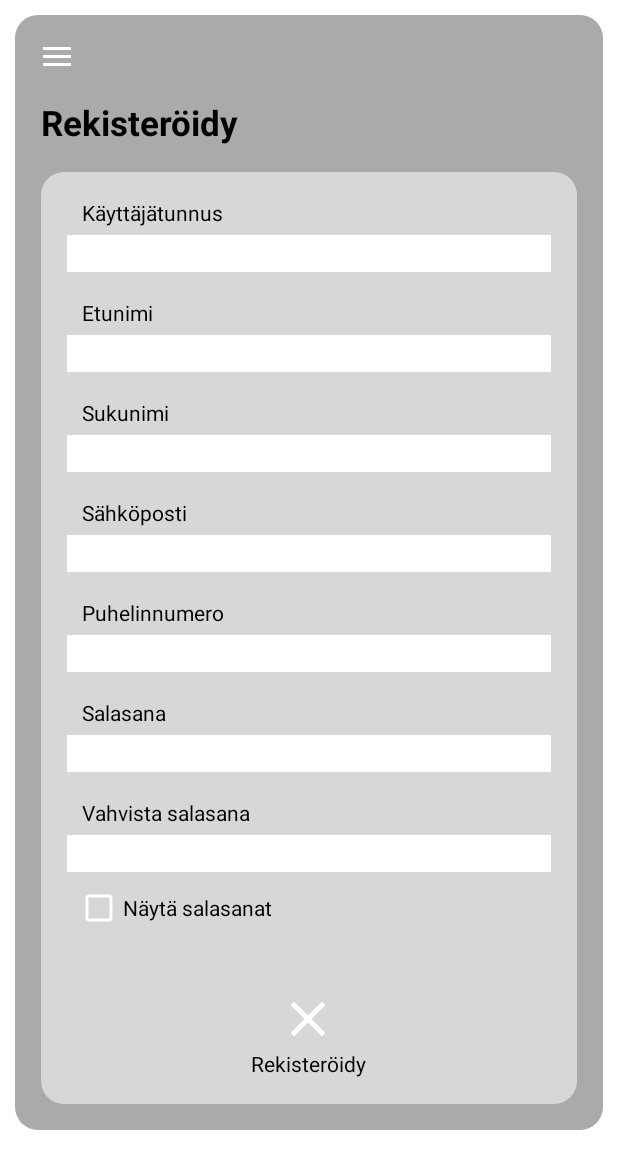
After one commit to roopeh/hamburger-app, an Android app: the fragment RegisterFragment placed in its activity, on a phone screen of 412 x 824 dp. The commit adds this screen. Shown: the top 1169 px of the screen. Run offline under Robolectric (Android 15) with nearby library versions, the phone set to English and light mode, and no system bars.

Commit message:
Implement register and login pages

```diff
--- /dev/null
+++ b/client/app/src/main/java/com/roopeh/app/hamburger/RegisterFragment.java
@@ -0,0 +1,84 @@
+package com.roopeh.app.hamburger;
+
+import android.os.Bundle;
+import android.text.TextUtils;
+import android.text.method.HideReturnsTransformationMethod;
+import android.text.method.PasswordTransformationMethod;
+import android.util.Patterns;
+import android.view.LayoutInflater;
+import android.view.View;
+import android.view.ViewGroup;
+import android.widget.CheckBox;
+import android.widget.EditText;
+import android.widget.ImageButton;
+import android.widget.TextView;
+import android.widget.Toast;
+
+import androidx.fragment.app.Fragment;
+
+public class RegisterFragment extends Fragment {
+    @Override
+    public View onCreateView(LayoutInflater inflater, ViewGroup container, Bundle savedInstanceState) {
+        View rootView = inflater.inflate(R.layout.fragment_register, container, false);
+
+        CheckBox showPassword = rootView.findViewById(R.id.registerShowPass);
+        showPassword.setOnCheckedChangeListener((buttonView, isChecked) -> {
+            EditText pass1 = rootView.findViewById(R.id.registerPass1);
+            EditText pass2 = rootView.findViewById(R.id.registerPass2);
+            if (!isChecked) {
+                pass1.setTransformationMethod(PasswordTransformationMethod.getInstance());
+                pass2.setTransformationMethod(PasswordTransformationMethod.getInstance());
+            } else {
+                pass1.setTransformationMethod(HideReturnsTransformationMethod.getInstance());
+                pass2.setTransformationMethod(HideReturnsTransformationMethod.getInstance());
+            }
+        });
+
+        ImageButton registerButton = rootView.findViewById(R.id.registerButton);
+        registerButton.setOnClickListener(v -> handleRegister(rootView));
+
+        // Make the text under register button also clickable
+        TextView registerButtonText = rootView.findViewById(R.id.registerButtonText);
+        registerButtonText.setOnClickListener(v -> handleRegister(rootView));
+
+        return rootView;
+    }
+
+    private void handleRegister(View rootView) {
+        EditText user = rootView.findViewById(R.id.registerUsername);
+        EditText firstName = rootView.findViewById(R.id.registerFirstname);
+        EditText lastName = rootView.findViewById(R.id.registerLastname);
+        EditText email = rootView.findViewById(R.id.registerEmail);
+        EditText phone = rootView.findViewById(R.id.registerNumber);
+        EditText pass1 = rootView.findViewById(R.id.registerPass1);
+        EditText pass2 = rootView.findViewById(R.id.registerPass2);
+
+        // Check that all fields are filled
+        if (TextUtils.isEmpty(user.getText()) || TextUtils.isEmpty(firstName.getText()) || TextUtils.isEmpty(lastName.getText()) || TextUtils.isEmpty(email.getText())
+                || TextUtils.isEmpty(phone.getText()) || TextUtils.isEmpty(pass1.getText()) || TextUtils.isEmpty(pass2.getText())) {
+            Toast.makeText(getContext(), "Kaikki kentät tulee täyttää", Toast.LENGTH_LONG).show();
+            return;
+        }
+
+        // Check for valid email address
+        if (!Patterns.EMAIL_ADDRESS.matcher(email.getText()).matches()) {
+            Toast.makeText(getContext(), "Sähköpostiosoite on virheellinen", Toast.LENGTH_LONG).show();
+            return;
+        }
+
+        // Check for valid phone number
+        if (!Patterns.PHONE.matcher(phone.getText()).matches()) {
+            Toast.makeText(getContext(), "Puhelinnumero on virheellinen", Toast.LENGTH_LONG).show();
+            return;
+        }
+
+        // Check that password fields match
+        if (!pass1.getText().toString().equals(pass2.getText().toString())) {
+            Toast.makeText(getContext(), "Salasanat eivät täsmää", Toast.LENGTH_LONG).show();
+            return;
+        }
+
+        // todo: api call
+        Toast.makeText(getContext(), "Success", Toast.LENGTH_SHORT).show();
+    }
+}
--- /dev/null
+++ b/client/app/src/main/res/layout/fragment_register.xml
@@ -0,0 +1,202 @@
+<?xml version="1.0" encoding="utf-8"?>
+<ScrollView xmlns:android="http://schemas.android.com/apk/res/android"
+    android:layout_width="match_parent"
+    android:layout_height="match_parent">
+
+    <RelativeLayout
+        android:layout_width="match_parent"
+        android:layout_height="wrap_content"
+        android:layout_marginStart="@dimen/background_padding_side"
+        android:layout_marginEnd="@dimen/background_padding_side"
+        android:layout_marginBottom="@dimen/background_padding_bottom"
+        android:paddingStart="@dimen/content_padding_side"
+        android:paddingEnd="@dimen/content_padding_side"
+        android:paddingBottom="@dimen/content_padding_bottom"
+        android:background="@drawable/rounded_main">
+
+        <TextView
+            android:id="@+id/registerHeader"
+            android:layout_width="wrap_content"
+            android:layout_height="wrap_content"
+            android:text="Rekisteröidy"
+            android:theme="@style/DefaultHeaderStyle" />
+
+        <RelativeLayout
+            android:layout_width="match_parent"
+            android:layout_height="match_parent"
+            android:layout_marginTop="@dimen/content_padding_side"
+            android:layout_below="@id/registerHeader"
+            android:paddingStart="@dimen/content_padding_side"
+            android:paddingEnd="@dimen/content_padding_side"
+            android:paddingTop="@dimen/content_padding_top"
+            android:paddingBottom="@dimen/content_padding_bottom"
+            android:background="@drawable/rounded_inner_main">
+
+            <TextView
+                android:id="@+id/registerUsernameText"
+                android:layout_width="wrap_content"
+                android:layout_height="wrap_content"
+                android:layout_marginStart="@dimen/background_padding_side"
+                android:textColor="@color/black"
+                android:text="Käyttäjätunnus" />
+
+            <EditText
+                android:id="@+id/registerUsername"
+                android:layout_width="match_parent"
+                android:layout_height="wrap_content"
+                android:layout_below="@id/registerUsernameText"
+                android:layout_marginTop="5dp"
+                android:background="@color/white" />
+
+            <TextView
+                android:id="@+id/registerFirstnameText"
+                android:layout_width="wrap_content"
+                android:layout_height="wrap_content"
+                android:layout_marginTop="@dimen/content_padding_side"
+                android:layout_marginStart="@dimen/background_padding_side"
+                android:layout_below="@id/registerUsername"
+                android:textColor="@color/black"
+                android:text="Etunimi" />
+
+            <EditText
+                android:id="@+id/registerFirstname"
+                android:layout_width="match_parent"
+                android:layout_height="wrap_content"
+                android:layout_below="@id/registerFirstnameText"
+                android:layout_marginTop="5dp"
+                android:background="@color/white" />
+
+            <TextView
+                android:id="@+id/registerLastnameText"
+                android:layout_width="wrap_content"
+                android:layout_height="wrap_content"
+                android:layout_marginTop="@dimen/content_padding_side"
+                android:layout_marginStart="@dimen/background_padding_side"
+                android:layout_below="@id/registerFirstname"
+                android:textColor="@color/black"
+                android:text="Sukunimi" />
+
+            <EditText
+                android:id="@+id/registerLastname"
+                android:layout_width="match_parent"
+                android:layout_height="wrap_content"
+                android:layout_below="@id/registerLastnameText"
+                android:layout_marginTop="5dp"
+                android:background="@color/white" />
+
+            <TextView
+                android:id="@+id/registerEmailText"
+                android:layout_width="wrap_content"
+                android:layout_height="wrap_content"
+                android:layout_marginTop="@dimen/content_padding_side"
+                android:layout_marginStart="@dimen/background_padding_side"
+                android:layout_below="@id/registerLastname"
+                android:textColor="@color/black"
+                android:text="Sähköposti" />
+
+            <EditText
+                android:id="@+id/registerEmail"
+                android:layout_width="match_parent"
+                android:layout_height="wrap_content"
+                android:layout_below="@id/registerEmailText"
+                android:layout_marginTop="5dp"
+                android:background="@color/white" />
+
+            <TextView
+                android:id="@+id/registerNumberText"
+                android:layout_width="wrap_content"
+                android:layout_height="wrap_content"
+                android:layout_marginTop="@dimen/content_padding_side"
+                android:layout_marginStart="@dimen/background_padding_side"
+                android:layout_below="@id/registerEmail"
+                android:textColor="@color/black"
+                android:text="Puhelinnumero" />
+
+            <EditText
+                android:id="@+id/registerNumber"
+                android:layout_width="match_parent"
+                android:layout_height="wrap_content"
+                android:layout_below="@id/registerNumberText"
+                android:layout_marginTop="5dp"
+                android:background="@color/white" />
+
+            <TextView
+                android:id="@+id/registerPass1Text"
+                android:layout_width="wrap_content"
+                android:layout_height="wrap_content"
+                android:layout_marginTop="@dimen/content_padding_side"
+                android:layout_marginStart="@dimen/background_padding_side"
+                android:layout_below="@id/registerNumber"
+                android:textColor="@color/black"
+                android:text="Salasana" />
+
+            <EditText
+                android:id="@+id/registerPass1"
+                android:layout_width="match_parent"
+                android:layout_height="wrap_content"
+                android:layout_below="@id/registerPass1Text"
+                android:layout_marginTop="5dp"
+                android:inputType="textPassword"
+                android:background="@color/white" />
+
+            <TextView
+                android:id="@+id/registerPass2Text"
+                android:layout_width="wrap_content"
+                android:layout_height="wrap_content"
+                android:layout_marginTop="@dimen/content_padding_side"
+                android:layout_marginStart="@dimen/background_padding_side"
+                android:layout_below="@id/registerPass1"
+                android:textColor="@color/black"
+                android:text="Vahvista salasana" />
+
+            <EditText
+                android:id="@+id/registerPass2"
+                android:layout_width="match_parent"
+                android:layout_height="wrap_content"
+                android:layout_below="@id/registerPass2Text"
+                android:layout_marginTop="5dp"
+                android:inputType="textPassword"
+                android:background="@color/white" />
+
+            <CheckBox
+                android:id="@+id/registerShowPass"
+                android:layout_width="wrap_content"
+                android:layout_height="wrap_content"
+                android:layout_below="@id/registerPass2"
+                android:layout_marginStart="5dp"
+                android:buttonTint="@color/white"
+                android:text="Näytä salasanat"
+                />
+
+            <LinearLayout
+                android:layout_width="wrap_content"
+                android:layout_height="wrap_content"
+                android:layout_below="@id/registerShowPass"
+                android:layout_centerHorizontal="true"
+                android:layout_marginTop="30dp"
+                android:orientation="vertical">
+
+                <ImageButton
+                    android:id="@+id/registerButton"
+                    android:src="@drawable/menu_close_button"
+                    android:layout_width="wrap_content"
+                    android:layout_height="wrap_content"
+                    android:layout_gravity="center"
+                    android:maxWidth="40dp"
+                    android:maxHeight="40dp"
+                    android:adjustViewBounds="true"
+                    android:scaleType="fitCenter"
+                    android:background="@android:color/transparent"
+                    android:contentDescription="Register" />
+
+                <TextView
+                    android:id="@+id/registerButtonText"
+                    android:layout_width="wrap_content"
+                    android:layout_height="wrap_content"
+                    android:textAlignment="center"
+                    android:textColor="@color/black"
+                    android:text="Rekisteröidy" />
+            </LinearLayout>
+        </RelativeLayout>
+    </RelativeLayout>
+</ScrollView>
```
Also changed, not shown: client/app/src/main/java/com/roopeh/app/hamburger/LoginFragment.java (added, +37 -0 lines), client/app/src/main/java/com/roopeh/app/hamburger/MainActivity.java (+12 -7 lines), client/app/src/main/res/layout/fragment_login.xml (added, +106 -0 lines).
